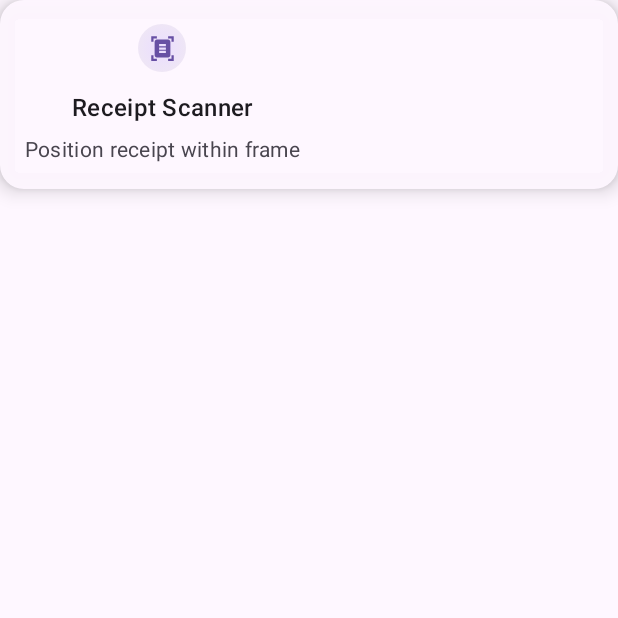
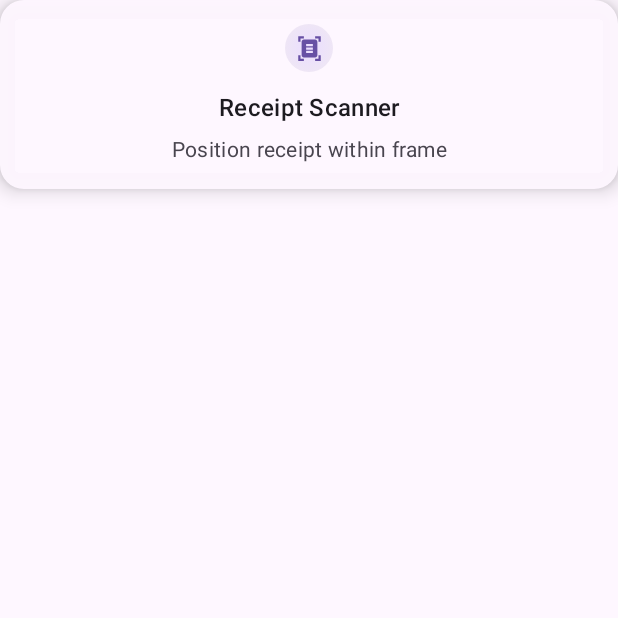
Before and after one commit to h4sanzade/receipt-splitter-app-firebaseML, an Android app built with Jetpack Compose: the composable PremiumInstructionCard shown on its own in the app's theme, on a phone screen of 412 x 824 dp, the top half of it. Run offline under Robolectric (Android 15) with nearby library versions, the phone set to English and light mode, and no system bars; libraries missing offline, so code that uses them is left out: androidx.camera.view.

Commit message:
camera screen receipt card changed

```diff
--- a/app/src/main/java/com/hasanzade/germanstyle/components/CameraScreen.kt
+++ b/app/src/main/java/com/hasanzade/germanstyle/components/CameraScreen.kt
@@ -255,7 +255,10 @@ private fun PremiumInstructionCard() {
         elevation = CardDefaults.cardElevation(defaultElevation = 8.dp)
     ) {
         Column(
-            modifier = Modifier.padding(16.dp),
+            modifier = Modifier
+                .padding(16.dp)
+                .fillMaxWidth(),
+            verticalArrangement = Arrangement.Center,
             horizontalAlignment = Alignment.CenterHorizontally
         ) {
             Box(
@@ -286,7 +289,8 @@ private fun PremiumInstructionCard() {
                 text = "Receipt Scanner",
                 style = MaterialTheme.typography.titleMedium,
                 fontWeight = FontWeight.SemiBold,
-                textAlign = TextAlign.Center
+                textAlign = TextAlign.Center,
+                modifier = Modifier.fillMaxWidth()
             )
 
             Spacer(modifier = Modifier.height(6.dp))
@@ -295,7 +299,8 @@ private fun PremiumInstructionCard() {
                 text = "Position receipt within frame",
                 style = MaterialTheme.typography.bodyMedium,
                 textAlign = TextAlign.Center,
-                color = MaterialTheme.colorScheme.onSurfaceVariant
+                color = MaterialTheme.colorScheme.onSurfaceVariant,
+                modifier = Modifier.fillMaxWidth()
             )
         }
     }
--- a/app/src/main/java/com/hasanzade/germanstyle/components/ResultsScreen.kt
+++ b/app/src/main/java/com/hasanzade/germanstyle/components/ResultsScreen.kt
@@ -303,7 +303,7 @@ private fun GrandTotalCard(
                 Text(
                     text = FormatUtils.formatCurrency(grandTotal),
                     style = MaterialTheme.typography.displayMedium,
-                    fontWeight = FontWeight.ExtraBold,
+                    fontWeight = FontWeight.Bold,
                     color = MaterialTheme.colorScheme.primary
                 )
 
```
Also changed, not shown: app/src/main/java/com/hasanzade/germanstyle/MainActivity.kt (+8 -4 lines).
